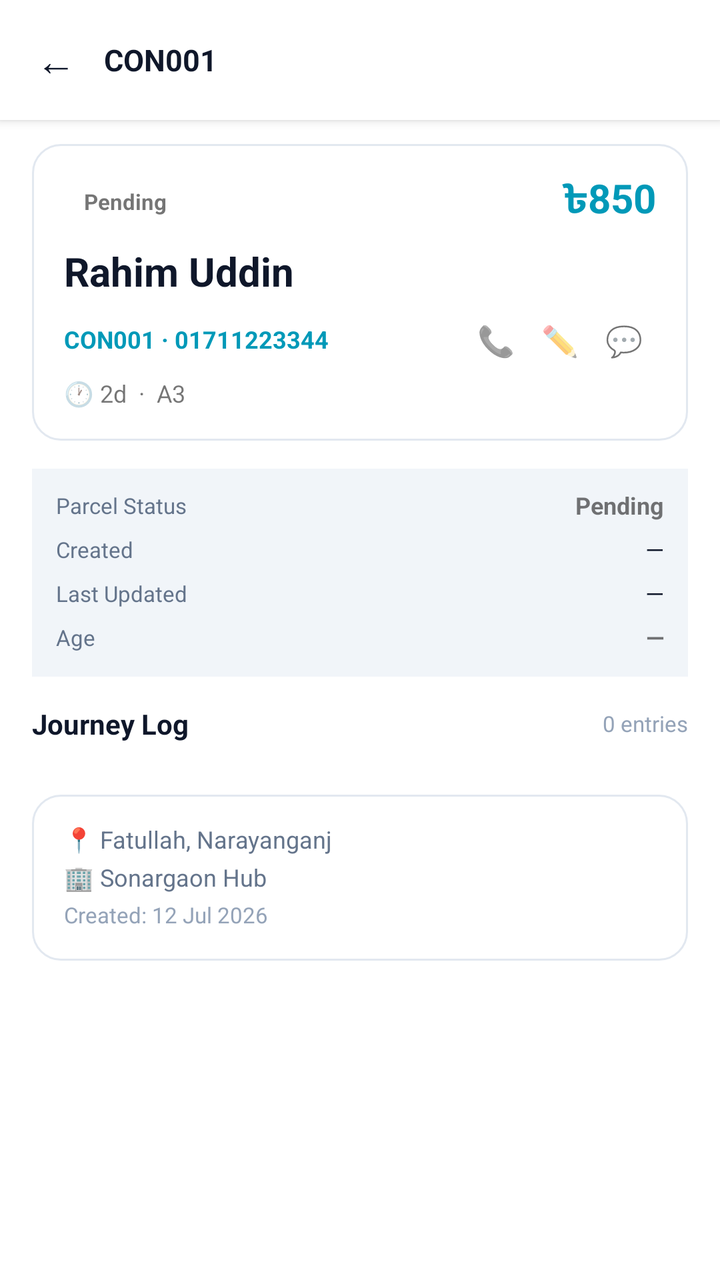
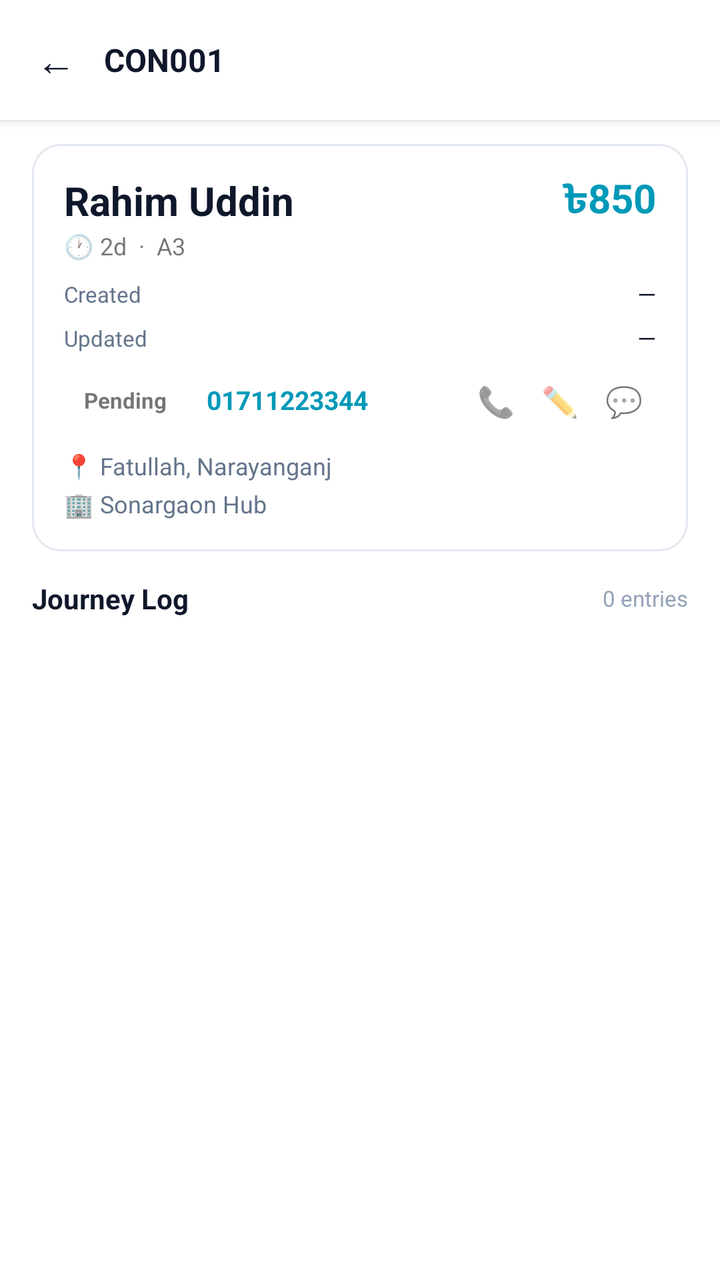

Before-and-after screenshots of an Android layout around one commit, followed by the original layout XML and the change that was made.
<!-- AndroidManifest.xml: application theme Theme.DataBridge -->
<!-- res/layout/fragment_parcel_detail.xml -->
<?xml version="1.0" encoding="utf-8"?>
<LinearLayout xmlns:android="http://schemas.android.com/apk/res/android"
    android:layout_width="match_parent"
    android:layout_height="match_parent"
    android:orientation="vertical"
    android:background="?attr/colorSurface">

    
    <LinearLayout
        android:layout_width="match_parent"
        android:layout_height="wrap_content"
        android:orientation="horizontal"
        android:gravity="center_vertical"
        android:paddingStart="8dp"
        android:paddingEnd="16dp"
        android:paddingTop="10dp"
        android:paddingBottom="10dp"
        android:background="?attr/colorSurface"
        android:elevation="3dp">

        <TextView
            android:id="@+id/btnPdBack"
            android:layout_width="40dp"
            android:layout_height="40dp"
            android:text="←"
            android:textSize="20sp"
            android:gravity="center"
            android:textColor="@color/theme_text_primary"
            android:clickable="true"
            android:focusable="true"
            android:background="?attr/selectableItemBackgroundBorderless" />

        <TextView
            android:id="@+id/tvPdParcelId"
            android:layout_width="0dp"
            android:layout_height="wrap_content"
            android:layout_weight="1"
            android:text="CON001"
            android:textSize="15sp"
            android:textStyle="bold"
            android:textColor="@color/theme_text_primary"
            android:layout_marginStart="4dp" />

        <ProgressBar
            android:id="@+id/pdProgressBar"
            android:layout_width="20dp"
            android:layout_height="20dp"
            android:visibility="gone" />
    </LinearLayout>

    
    <androidx.core.widget.NestedScrollView
        android:layout_width="match_parent"
        android:layout_height="0dp"
        android:layout_weight="1"
        android:fillViewport="true">

        <LinearLayout
            android:layout_width="match_parent"
            android:layout_height="wrap_content"
            android:orientation="vertical"
            android:paddingStart="16dp"
            android:paddingEnd="16dp"
            android:paddingTop="12dp"
            android:paddingBottom="32dp">

            
            <LinearLayout
                android:layout_width="match_parent"
                android:layout_height="wrap_content"
                android:orientation="vertical"
                android:background="@drawable/bg_parcel_card"
                android:padding="16dp"
                android:layout_marginBottom="14dp">

                
                <LinearLayout
                    android:layout_width="match_parent"
                    android:layout_height="wrap_content"
                    android:orientation="horizontal"
                    android:gravity="center_vertical"
                    android:layout_marginBottom="10dp">

                    <TextView
                        android:id="@+id/tvPdStatus"
                        android:layout_width="wrap_content"
                        android:layout_height="wrap_content"
                        android:text="Pending"
                        android:textSize="11sp"
                        android:textStyle="bold"
                        android:paddingStart="10dp"
                        android:paddingEnd="10dp"
                        android:paddingTop="4dp"
                        android:paddingBottom="4dp"
                        android:includeFontPadding="false" />

                    <View
                        android:layout_width="0dp"
                        android:layout_height="1dp"
                        android:layout_weight="1" />

                    <TextView
                        android:id="@+id/tvPdCod"
                        android:layout_width="wrap_content"
                        android:layout_height="wrap_content"
                        android:text="৳850"
                        android:textSize="20sp"
                        android:textStyle="bold"
                        android:textColor="@color/theme_accent"
                        android:includeFontPadding="false" />
                </LinearLayout>

                
                <TextView
                    android:id="@+id/tvPdCustomer"
                    android:layout_width="match_parent"
                    android:layout_height="wrap_content"
                    android:text="Rahim Uddin"
                    android:textSize="20sp"
                    android:textStyle="bold"
                    android:textColor="@color/theme_text_primary"
                    android:includeFontPadding="false"
                    android:layout_marginBottom="6dp" />

                
                <LinearLayout
                    android:layout_width="match_parent"
                    android:layout_height="wrap_content"
                    android:orientation="horizontal"
                    android:gravity="center_vertical">

                    <TextView
                        android:id="@+id/tvPdMeta"
                        android:layout_width="0dp"
                        android:layout_height="wrap_content"
                        android:layout_weight="1"
                        android:text="CON001 · 01711223344"
                        android:textSize="12sp"
                        android:textStyle="bold"
                        android:textColor="@color/theme_accent"
                        android:includeFontPadding="false" />

                    <TextView
                        android:id="@+id/btnPdCall"
                        android:layout_width="32dp"
                        android:layout_height="32dp"
                        android:text="📞"
                        android:textSize="15sp"
                        android:gravity="center"
                        android:clickable="true"
                        android:focusable="true"
                        android:background="?attr/selectableItemBackgroundBorderless" />

                    <TextView
                        android:id="@+id/btnPdSetRemarks"
                        android:layout_width="32dp"
                        android:layout_height="32dp"
                        android:text="✏️"
                        android:textSize="15sp"
                        android:gravity="center"
                        android:clickable="true"
                        android:focusable="true"
                        android:contentDescription="Set Remarks"
                        android:background="?attr/selectableItemBackgroundBorderless" />

                    <TextView
                        android:id="@+id/btnPdWhatsapp"
                        android:layout_width="32dp"
                        android:layout_height="32dp"
                        android:text="💬"
                        android:textSize="15sp"
                        android:gravity="center"
                        android:clickable="true"
                        android:focusable="true"
                        android:contentDescription="Send parcel info to agent on WhatsApp"
                        android:background="?attr/selectableItemBackgroundBorderless" />
                </LinearLayout>

                
                <TextView
                    android:id="@+id/tvPdAgeAttempt"
                    android:layout_width="wrap_content"
                    android:layout_height="wrap_content"
                    android:text="🕐 2d  ·  A3"
                    android:textSize="12sp"
                    android:layout_marginTop="4dp"
                    android:includeFontPadding="false" />
            </LinearLayout>

            
            <LinearLayout
                android:id="@+id/layoutPdOverview"
                android:layout_width="match_parent"
                android:layout_height="wrap_content"
                android:orientation="vertical"
                android:background="@color/theme_bg_inner"
                android:padding="12dp"
                android:layout_marginBottom="14dp">

                <LinearLayout
                    android:layout_width="match_parent"
                    android:layout_height="wrap_content"
                    android:orientation="horizontal"
                    android:gravity="center_vertical"
                    android:layout_marginBottom="8dp">
                    <TextView
                        android:layout_width="0dp"
                        android:layout_height="wrap_content"
                        android:layout_weight="1"
                        android:text="Parcel Status"
                        android:textSize="11sp"
                        android:textColor="@color/theme_text_secondary"
                        android:includeFontPadding="false" />
                    <TextView
                        android:id="@+id/tvPdOverviewStatus"
                        android:layout_width="wrap_content"
                        android:layout_height="wrap_content"
                        android:text="Pending"
                        android:textSize="12sp"
                        android:textStyle="bold"
                        android:includeFontPadding="false" />
                </LinearLayout>

                <LinearLayout
                    android:layout_width="match_parent"
                    android:layout_height="wrap_content"
                    android:orientation="horizontal"
                    android:gravity="center_vertical"
                    android:layout_marginBottom="8dp">
                    <TextView
                        android:layout_width="0dp"
                        android:layout_height="wrap_content"
                        android:layout_weight="1"
                        android:text="Created"
                        android:textSize="11sp"
                        android:textColor="@color/theme_text_secondary"
                        android:includeFontPadding="false" />
                    <TextView
                        android:id="@+id/tvPdOverviewCreatedAt"
                        android:layout_width="wrap_content"
                        android:layout_height="wrap_content"
                        android:text="—"
                        android:textSize="12sp"
                        android:textColor="@color/theme_text_primary"
                        android:includeFontPadding="false" />
                </LinearLayout>

                <LinearLayout
                    android:layout_width="match_parent"
                    android:layout_height="wrap_content"
                    android:orientation="horizontal"
                    android:gravity="center_vertical"
                    android:layout_marginBottom="8dp">
                    <TextView
                        android:layout_width="0dp"
                        android:layout_height="wrap_content"
                        android:layout_weight="1"
                        android:text="Last Updated"
                        android:textSize="11sp"
                        android:textColor="@color/theme_text_secondary"
                        android:includeFontPadding="false" />
                    <TextView
                        android:id="@+id/tvPdOverviewUpdatedAt"
                        android:layout_width="wrap_content"
                        android:layout_height="wrap_content"
                        android:text="—"
                        android:textSize="12sp"
                        android:textColor="@color/theme_text_primary"
                        android:includeFontPadding="false" />
                </LinearLayout>

                <LinearLayout
                    android:layout_width="match_parent"
                    android:layout_height="wrap_content"
                    android:orientation="horizontal"
                    android:gravity="center_vertical">
                    <TextView
                        android:layout_width="0dp"
                        android:layout_height="wrap_content"
                        android:layout_weight="1"
                        android:text="Age"
                        android:textSize="11sp"
                        android:textColor="@color/theme_text_secondary"
                        android:includeFontPadding="false" />
                    <TextView
                        android:id="@+id/tvPdOverviewAge"
                        android:layout_width="wrap_content"
                        android:layout_height="wrap_content"
                        android:text="—"
                        android:textSize="12sp"
                        android:textStyle="bold"
                        android:includeFontPadding="false" />
                </LinearLayout>
            </LinearLayout>

            
            <LinearLayout
                android:layout_width="match_parent"
                android:layout_height="wrap_content"
                android:orientation="horizontal"
                android:gravity="center_vertical"
                android:layout_marginBottom="12dp">

                <TextView
                    android:layout_width="0dp"
                    android:layout_height="wrap_content"
                    android:layout_weight="1"
                    android:text="Journey Log"
                    android:textSize="14sp"
                    android:textStyle="bold"
                    android:textColor="@color/theme_text_primary" />

                <TextView
                    android:id="@+id/tvPdRemarksCount"
                    android:layout_width="wrap_content"
                    android:layout_height="wrap_content"
                    android:text="0 entries"
                    android:textSize="11sp"
                    android:textColor="@color/theme_text_muted" />
            </LinearLayout>

            
            <TextView
                android:id="@+id/tvPdRemarksEmpty"
                android:layout_width="match_parent"
                android:layout_height="wrap_content"
                android:text="📭  No remarks yet"
                android:textSize="13sp"
                android:gravity="center"
                android:textColor="@color/theme_text_muted"
                android:padding="24dp"
                android:visibility="gone" />

            
            <LinearLayout
                android:id="@+id/layoutPdTimeline"
                android:layout_width="match_parent"
                android:layout_height="wrap_content"
                android:orientation="vertical"
                android:layout_marginBottom="14dp" />

            
            <LinearLayout
                android:layout_width="match_parent"
                android:layout_height="wrap_content"
                android:orientation="vertical"
                android:background="@drawable/bg_parcel_card"
                android:padding="16dp">

                
                <TextView
                    android:id="@+id/tvPdAddress"
                    android:layout_width="match_parent"
                    android:layout_height="wrap_content"
                    android:text="📍 Fatullah, Narayanganj"
                    android:textSize="12sp"
                    android:textColor="@color/theme_text_secondary"
                    android:includeFontPadding="false"
                    android:layout_marginBottom="5dp" />

                
                <TextView
                    android:id="@+id/tvPdHub"
                    android:layout_width="match_parent"
                    android:layout_height="wrap_content"
                    android:text="🏢 Sonargaon Hub"
                    android:textSize="12sp"
                    android:textColor="@color/theme_text_secondary"
                    android:includeFontPadding="false"
                    android:layout_marginBottom="5dp" />

                
                <TextView
                    android:id="@+id/tvPdDates"
                    android:layout_width="match_parent"
                    android:layout_height="wrap_content"
                    android:text="Created: 12 Jul 2026"
                    android:textSize="11sp"
                    android:textColor="@color/theme_text_muted"
                    android:includeFontPadding="false" />
            </LinearLayout>

        </LinearLayout>
    </androidx.core.widget.NestedScrollView>

</LinearLayout>
<!-- resources referenced by this layout -->
<resources>
  <color name="theme_accent">#0099b8</color>
  <color name="theme_bg_inner">#f1f5f9</color>
  <color name="theme_text_muted">#94a3b8</color>
  <color name="theme_text_primary">#0f172a</color>
  <color name="theme_text_secondary">#64748b</color>
  <!-- drawable bg_parcel_card (drawable) -->
  <?xml version="1.0" encoding="utf-8"?>
  <shape xmlns:android="http://schemas.android.com/apk/res/android"
      android:shape="rectangle">
      <solid android:color="@color/theme_bg_card" />
      <stroke android:width="1dp" android:color="@color/theme_border" />
      <corners android:radius="14dp" />
  </shape>
  <style name="Theme.DataBridge" parent="Theme.MaterialComponents.DayNight.NoActionBar">
      <item name="colorPrimary">#00d4ff</item>
      <item name="colorPrimaryVariant">#16213e</item>
      <item name="colorOnPrimary">#ffffff</item>
      <item name="colorSecondary">#00d4ff</item>
      <item name="android:statusBarColor">#1a1a2e</item>
  </style>
  <color name="theme_bg_card">#ffffff</color>
  <color name="theme_border">#e2e8f0</color>
</resources>

<!-- the commit's change to res/layout/fragment_parcel_detail.xml (unified diff, before → after) -->
@@ -36,7 +36,7 @@
             android:layout_height="wrap_content"
             android:layout_weight="1"
             android:text="CON001"
-            android:textSize="15sp"
+            android:textSize="16sp"
             android:textStyle="bold"
             android:textColor="@color/theme_text_primary"
             android:layout_marginStart="4dp" />
@@ -79,10 +79,99 @@
                     android:layout_height="wrap_content"
                     android:orientation="horizontal"
                     android:gravity="center_vertical"
+                    android:layout_marginBottom="2dp">
+
+                    <TextView
+                        android:id="@+id/tvPdCustomer"
+                        android:layout_width="0dp"
+                        android:layout_height="wrap_content"
+                        android:layout_weight="1"
+                        android:text="Rahim Uddin"
+                        android:textSize="20sp"
+                        android:textStyle="bold"
+                        android:textColor="@color/theme_text_primary"
+                        android:includeFontPadding="false" />
+
+                    <TextView
+                        android:id="@+id/tvPdCod"
+                        android:layout_width="wrap_content"
+                        android:layout_height="wrap_content"
+                        android:text="৳850"
+                        android:textSize="20sp"
+                        android:textStyle="bold"
+                        android:textColor="@color/theme_accent"
+                        android:includeFontPadding="false" />
+                </LinearLayout>
+
+                <TextView
+                    android:id="@+id/tvPdAgeAttempt"
+                    android:layout_width="wrap_content"
+                    android:layout_height="wrap_content"
+                    android:text="🕐 2d  ·  A3"
+                    android:textSize="12sp"
+                    android:layout_marginBottom="10dp"
+                    android:includeFontPadding="false" />
+
+                
+                <LinearLayout
+                    android:layout_width="match_parent"
+                    android:layout_height="wrap_content"
+                    android:orientation="horizontal"
+                    android:gravity="center_vertical"
+                    android:layout_marginBottom="8dp">
+                    <TextView
+                        android:layout_width="0dp"
+                        android:layout_height="wrap_content"
+                        android:layout_weight="1"
+                        android:text="Created"
+                        android:textSize="11sp"
+                        android:textColor="@color/theme_text_secondary"
+                        android:includeFontPadding="false" />
+                    <TextView
+                        android:id="@+id/tvPdOverviewCreatedAt"
+                        android:layout_width="wrap_content"
+                        android:layout_height="wrap_content"
+                        android:text="—"
+                        android:textSize="12sp"
+                        android:textColor="@color/theme_text_primary"
+                        android:includeFontPadding="false" />
+                </LinearLayout>
+
+                
+                <LinearLayout
+                    android:layout_width="match_parent"
+                    android:layout_height="wrap_content"
+                    android:orientation="horizontal"
+                    android:gravity="center_vertical"
+                    android:layout_marginBottom="8dp">
+                    <TextView
+                        android:layout_width="0dp"
+                        android:layout_height="wrap_content"
+                        android:layout_weight="1"
+                        android:text="Updated"
+                        android:textSize="11sp"
+                        android:textColor="@color/theme_text_secondary"
+                        android:includeFontPadding="false" />
+                    <TextView
+                        android:id="@+id/tvPdOverviewUpdatedAt"
+                        android:layout_width="wrap_content"
+                        android:layout_height="wrap_content"
+                        android:text="—"
+                        android:textSize="12sp"
+                        android:textColor="@color/theme_text_primary"
+                        android:includeFontPadding="false" />
+                </LinearLayout>
+
+                
+                <LinearLayout
+                    android:layout_width="match_parent"
+                    android:layout_height="wrap_content"
+                    android:orientation="horizontal"
+                    android:gravity="center_vertical"
                     android:layout_marginBottom="10dp">
 
                     <TextView
-                        android:id="@+id/tvPdStatus"
+                        android:id="@+id/tvPdOverviewStatus"
                         android:layout_width="wrap_content"
                         android:layout_height="wrap_content"
                         android:text="Pending"
@@ -94,50 +183,16 @@
                         android:paddingBottom="4dp"
                         android:includeFontPadding="false" />
 
-                    <View
+                    <TextView
+                        android:id="@+id/tvPdMeta"
                         android:layout_width="0dp"
-                        android:layout_height="1dp"
-                        android:layout_weight="1" />
-
-                    <TextView
-                        android:id="@+id/tvPdCod"
-                        android:layout_width="wrap_content"
-                        android:layout_height="wrap_content"
-                        android:text="৳850"
-                        android:textSize="20sp"
+                        android:layout_height="wrap_content"
+                        android:layout_weight="1"
+                        android:text="01711223344"
+                        android:textSize="13sp"
                         android:textStyle="bold"
                         android:textColor="@color/theme_accent"
-                        android:includeFontPadding="false" />
-                </LinearLayout>
-
-                
-                <TextView
-                    android:id="@+id/tvPdCustomer"
-                    android:layout_width="match_parent"
-                    android:layout_height="wrap_content"
-                    android:text="Rahim Uddin"
-                    android:textSize="20sp"
-                    android:textStyle="bold"
-                    android:textColor="@color/theme_text_primary"
-                    android:includeFontPadding="false"
-                    android:layout_marginBottom="6dp" />
-
-                
-                <LinearLayout
-                    android:layout_width="match_parent"
-                    android:layout_height="wrap_content"
-                    android:orientation="horizontal"
-                    android:gravity="center_vertical">
-
-                    <TextView
-                        android:id="@+id/tvPdMeta"
-                        android:layout_width="0dp"
-                        android:layout_height="wrap_content"
-                        android:layout_weight="1"
-                        android:text="CON001 · 01711223344"
-                        android:textSize="12sp"
-                        android:textStyle="bold"
-                        android:textColor="@color/theme_accent"
+                        android:paddingStart="10dp"
                         android:includeFontPadding="false" />
 
                     <TextView
@@ -178,119 +233,24 @@
 
                 
                 <TextView
-                    android:id="@+id/tvPdAgeAttempt"
-                    android:layout_width="wrap_content"
-                    android:layout_height="wrap_content"
-                    android:text="🕐 2d  ·  A3"
+                    android:id="@+id/tvPdAddress"
+                    android:layout_width="match_parent"
+                    android:layout_height="wrap_content"
+                    android:text="📍 Fatullah, Narayanganj"
                     android:textSize="12sp"
-                    android:layout_marginTop="4dp"
+                    android:textColor="@color/theme_text_secondary"
+                    android:includeFontPadding="false"
+                    android:layout_marginBottom="5dp" />
+
+                
+                <TextView
+                    android:id="@+id/tvPdHub"
+                    android:layout_width="match_parent"
+                    android:layout_height="wrap_content"
+                    android:text="🏢 Sonargaon Hub"
+                    android:textSize="12sp"
+                    android:textColor="@color/theme_text_secondary"
                     android:includeFontPadding="false" />
-            </LinearLayout>
-
-            
-            <LinearLayout
-                android:id="@+id/layoutPdOverview"
-                android:layout_width="match_parent"
-                android:layout_height="wrap_content"
-                android:orientation="vertical"
-                android:background="@color/theme_bg_inner"
-                android:padding="12dp"
-                android:layout_marginBottom="14dp">
-
-                <LinearLayout
-                    android:layout_width="match_parent"
-                    android:layout_height="wrap_content"
-                    android:orientation="horizontal"
-                    android:gravity="center_vertical"
-                    android:layout_marginBottom="8dp">
-                    <TextView
-                        android:layout_width="0dp"
-                        android:layout_height="wrap_content"
-                        android:layout_weight="1"
-                        android:text="Parcel Status"
-                        android:textSize="11sp"
-                        android:textColor="@color/theme_text_secondary"
-                        android:includeFontPadding="false" />
-                    <TextView
-                        android:id="@+id/tvPdOverviewStatus"
-                        android:layout_width="wrap_content"
-                        android:layout_height="wrap_content"
-                        android:text="Pending"
-                        android:textSize="12sp"
-                        android:textStyle="bold"
-                        android:includeFontPadding="false" />
-                </LinearLayout>
-
-                <LinearLayout
-                    android:layout_width="match_parent"
-                    android:layout_height="wrap_content"
-                    android:orientation="horizontal"
-                    android:gravity="center_vertical"
-                    android:layout_marginBottom="8dp">
-                    <TextView
-                        android:layout_width="0dp"
-                        android:layout_height="wrap_content"
-                        android:layout_weight="1"
-                        android:text="Created"
-                        android:textSize="11sp"
-                        android:textColor="@color/theme_text_secondary"
-                        android:includeFontPadding="false" />
-                    <TextView
-                        android:id="@+id/tvPdOverviewCreatedAt"
-                        android:layout_width="wrap_content"
-                        android:layout_height="wrap_content"
-                        android:text="—"
-                        android:textSize="12sp"
-                        android:textColor="@color/theme_text_primary"
-                        android:includeFontPadding="false" />
-                </LinearLayout>
-
-                <LinearLayout
-                    android:layout_width="match_parent"
-                    android:layout_height="wrap_content"
-                    android:orientation="horizontal"
-                    android:gravity="center_vertical"
-                    android:layout_marginBottom="8dp">
-                    <TextView
-                        android:layout_width="0dp"
-                        android:layout_height="wrap_content"
-                        android:layout_weight="1"
-                        android:text="Last Updated"
-                        android:textSize="11sp"
-                        android:textColor="@color/theme_text_secondary"
-                        android:includeFontPadding="false" />
-                    <TextView
-                        android:id="@+id/tvPdOverviewUpdatedAt"
-                        android:layout_width="wrap_content"
-                        android:layout_height="wrap_content"
-                        android:text="—"
-                        android:textSize="12sp"
-                        android:textColor="@color/theme_text_primary"
-                        android:includeFontPadding="false" />
-                </LinearLayout>
-
-                <LinearLayout
-                    android:layout_width="match_parent"
-                    android:layout_height="wrap_content"
-                    android:orientation="horizontal"
-                    android:gravity="center_vertical">
-                    <TextView
-                        android:layout_width="0dp"
-                        android:layout_height="wrap_content"
-                        android:layout_weight="1"
-                        android:text="Age"
-                        android:textSize="11sp"
-                        android:textColor="@color/theme_text_secondary"
-                        android:includeFontPadding="false" />
-                    <TextView
-                        android:id="@+id/tvPdOverviewAge"
-                        android:layout_width="wrap_content"
-                        android:layout_height="wrap_content"
-                        android:text="—"
-                        android:textSize="12sp"
-                        android:textStyle="bold"
-                        android:includeFontPadding="false" />
-                </LinearLayout>
             </LinearLayout>
 
             
@@ -339,47 +299,6 @@
                 android:orientation="vertical"
                 android:layout_marginBottom="14dp" />
 
-            
-            <LinearLayout
-                android:layout_width="match_parent"
-                android:layout_height="wrap_content"
-                android:orientation="vertical"
-                android:background="@drawable/bg_parcel_card"
-                android:padding="16dp">
-
-                
-                <TextView
-                    android:id="@+id/tvPdAddress"
-                    android:layout_width="match_parent"
-                    android:layout_height="wrap_content"
-                    android:text="📍 Fatullah, Narayanganj"
-                    android:textSize="12sp"
-                    android:textColor="@color/theme_text_secondary"
-                    android:includeFontPadding="false"
-                    android:layout_marginBottom="5dp" />
-
-                
-                <TextView
-                    android:id="@+id/tvPdHub"
-                    android:layout_width="match_parent"
-                    android:layout_height="wrap_content"
-                    android:text="🏢 Sonargaon Hub"
-                    android:textSize="12sp"
-                    android:textColor="@color/theme_text_secondary"
-                    android:includeFontPadding="false"
-                    android:layout_marginBottom="5dp" />
-
-                
-                <TextView
-                    android:id="@+id/tvPdDates"
-                    android:layout_width="match_parent"
-                    android:layout_height="wrap_content"
-                    android:text="Created: 12 Jul 2026"
-                    android:textSize="11sp"
-                    android:textColor="@color/theme_text_muted"
-                    android:includeFontPadding="false" />
-            </LinearLayout>
-
         </LinearLayout>
     </androidx.core.widget.NestedScrollView>
 
<!-- resource entries referenced after the edit -->
@@ -1,7 +1,6 @@
 <!-- resources referenced by this layout -->
 <resources>
   <color name="theme_accent">#0099b8</color>
-  <color name="theme_bg_inner">#f1f5f9</color>
   <color name="theme_text_muted">#94a3b8</color>
   <color name="theme_text_primary">#0f172a</color>
   <color name="theme_text_secondary">#64748b</color>
